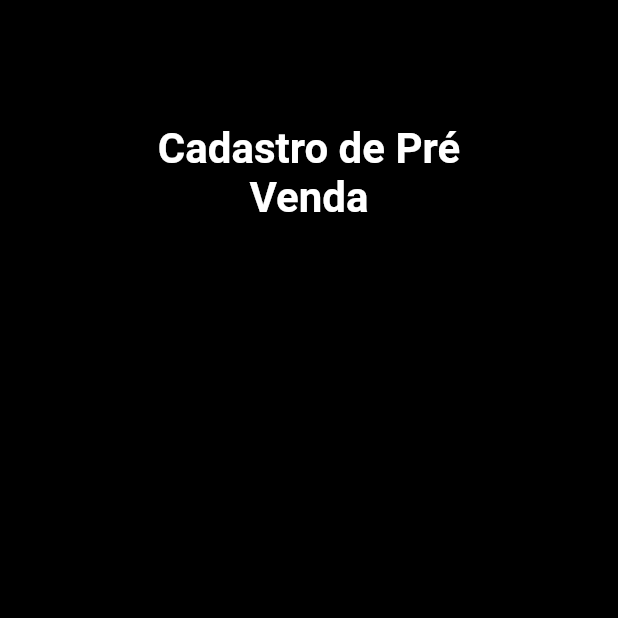
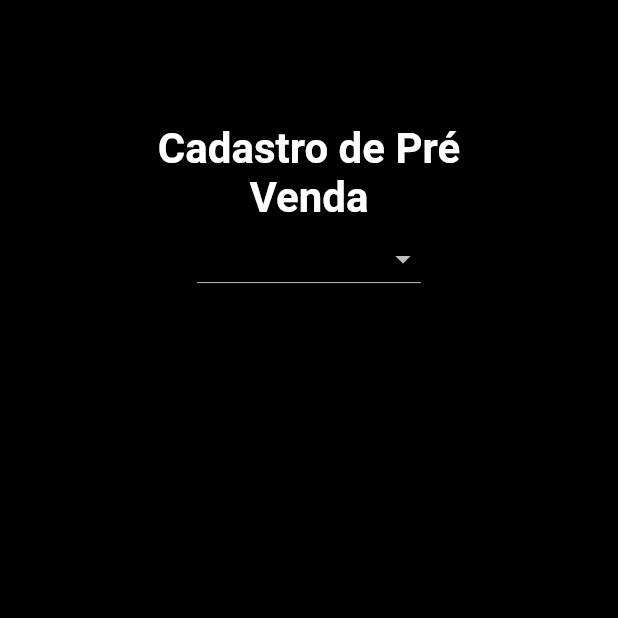
Before and after one commit to Kvcss/CineMountain, a Flutter app: the CadastroPreVendas screen opened directly, on a phone screen of 412 x 824 dp, the top half of it. Run offline on Flutter 3.47's test engine with Material 2 defaults, Android fonts, the phone set to English and light mode, and no system bars; our stand-ins replace cloud_firestore, file_picker, firebase_auth, firebase_core, firebase_storage; accounts and stored records are empty.

Commit message:
Cadastro Pré-venda- Front end 2/4

```diff
--- a/lib/admin/CadastroPreVendas.dart
+++ b/lib/admin/CadastroPreVendas.dart
@@ -1,3 +1,5 @@
+import 'package:cloud_firestore/cloud_firestore.dart';
+import 'package:firebase_core/firebase_core.dart';
 import 'package:flutter/material.dart';
 class CadastroPreVendas extends StatefulWidget {
   const CadastroPreVendas({Key? key}) : super(key: key);
@@ -7,6 +9,20 @@ class CadastroPreVendas extends StatefulWidget {
 }
 
 class _CadastroPreVendasState extends State<CadastroPreVendas> {
+  final Map <dynamic, dynamic> listaNome = Map();
+  final dropValue = ValueNotifier('');
+
+
+  associarArray()async{
+    await Firebase.initializeApp();
+    var collection = FirebaseFirestore.instance.collection('Filmes');
+    var result = await collection.get();
+    int cont = 0;
+    for(var doc in result.docs){
+      listaNome[cont] = doc['Nome do Filme'];
+      cont = cont +1;
+    }
+  }
   @override
   Widget build(BuildContext context) {
     double _screenHeight = MediaQuery.of(context).size.height;
@@ -59,6 +75,25 @@ class _CadastroPreVendasState extends State<CadastroPreVendas> {
                         ),
                       ],
                     ),
+                  ),
+                  Center(
+                    child: ValueListenableBuilder(
+                      valueListenable: dropValue, builder: (BuildContext context,String value,_) {
+                        return DropdownButton<String>(
+                          hint: const Text('Selecione o Filme'),
+                          value: (value.isEmpty)? null : value,
+                          onChanged: (escolha)=> dropValue.value = escolha.toString(),
+                          items: listaNome
+                              .map(
+                                (op)=>DropdownMenuItem(
+                                value: op,
+                                  child: Text(op),
+                                ),
+                          )
+                            .toList(),
+
+                        );
+                    }),
                   )
                 ],
               )
```
